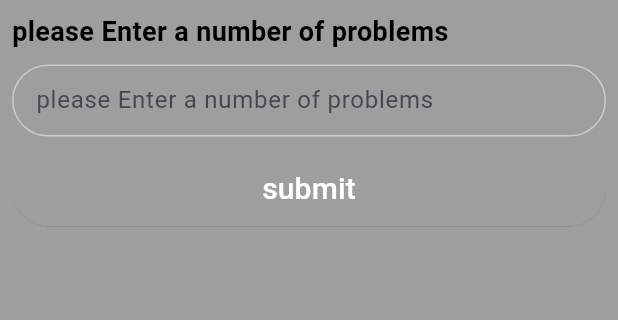
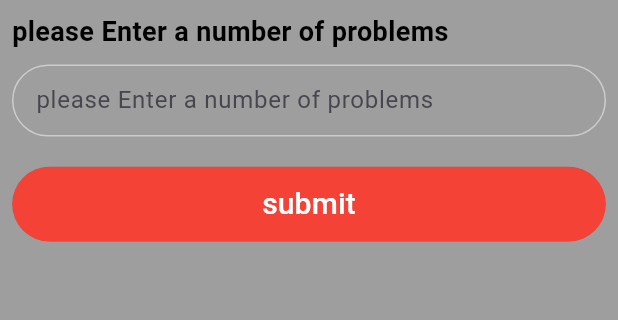
Before and after one commit to HazemElgohary/forall_task, a Flutter app: the screen it shows after launch, on a phone screen of 412 x 824 dp, the part 84-404 px from its top. Run offline on Flutter 3.47's test engine with Material 2 defaults, Android fonts, the phone set to English and light mode, and no system bars; our stand-ins replace equatable, flutter_bloc, get_it.

Commit message:
fix button

```diff
--- a/lib/moduels/home/home_view.dart
+++ b/lib/moduels/home/home_view.dart
@@ -54,6 +54,7 @@ class HomeScreen extends StatelessWidget {
                         );
                       },
                     ),
+                    SizedBox(height: 10,),
                     DefaultButton(
                       text: 'submit',
                       onTap: () {
--- a/lib/shared/component/inputs/input_button.dart
+++ b/lib/shared/component/inputs/input_button.dart
@@ -49,8 +49,8 @@ class DefaultButton extends StatelessWidget {
               loading
                   ? (Colors.orange)
                   : active
-                      ? Colors.grey
-                      : (Colors.red),
+                      ? Colors.red
+                      : (Colors.grey),
             ),
           ),
           child: Center(
```
